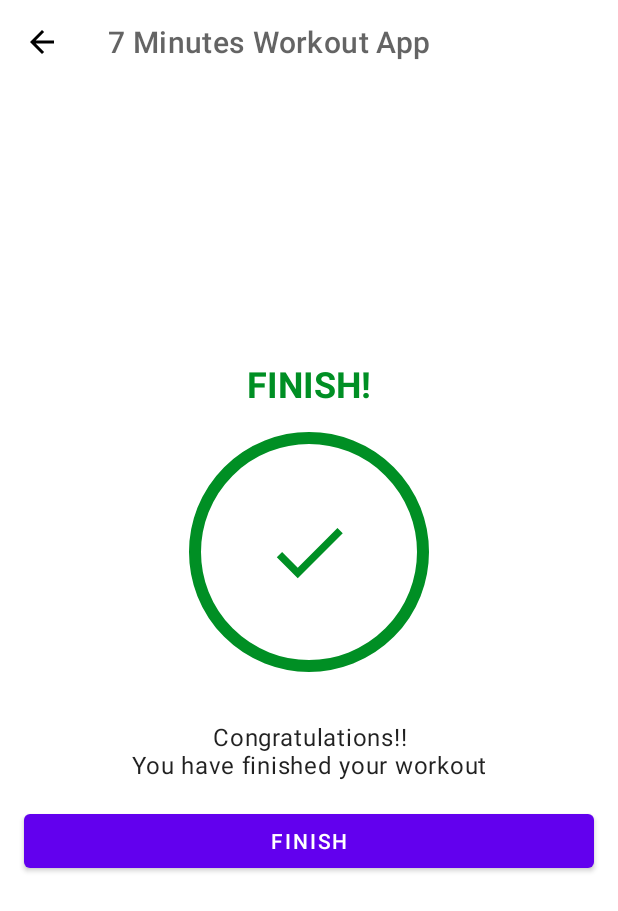
After one commit to budifauzan/7MinutesWorkoutApp, an Android app: the FinishActivity screen opened directly, with no data from a screen before it, on a phone screen of 412 x 824 dp. The commit adds this screen. Shown: the top 911 px of the screen. Run offline under Robolectric (Android 15) with nearby library versions, the phone set to English and light mode, and no system bars.

Commit message:
Added Finish Activity

```diff
--- a/app/src/main/AndroidManifest.xml
+++ b/app/src/main/AndroidManifest.xml
@@ -19,6 +19,13 @@
         android:theme="@style/Theme.7MinutesWorkoutApp"
         tools:targetApi="31">
         <activity
+            android:name=".FinishActivity"
+            android:exported="false">
+            <meta-data
+                android:name="android.app.lib_name"
+                android:value="" />
+        </activity>
+        <activity
             android:name=".ExerciseActivity"
             android:exported="false" />
         <activity
--- a/app/src/main/java/com/example/a7minutesworkoutapp/ExerciseActivity.kt
+++ b/app/src/main/java/com/example/a7minutesworkoutapp/ExerciseActivity.kt
@@ -1,5 +1,6 @@
 package com.example.a7minutesworkoutapp
 
+import android.content.Intent
 import android.media.MediaPlayer
 import android.net.Uri
 import androidx.appcompat.app.AppCompatActivity
@@ -21,8 +22,10 @@ class ExerciseActivity : AppCompatActivity(), TextToSpeech.OnInitListener {
     private var mActivity: ActivityExerciseBinding? = null
 
     private var restTimer: CountDownTimer? = null
+    private var restTimerDuration: Long = 1
     private var restProgress = 0
     private var exerciseTimer: CountDownTimer? = null
+    private var exerciseTimerDuration: Long = 1
     private var exerciseProgress = 0
     private var tts: TextToSpeech? = null
     private var player: MediaPlayer? = null
@@ -58,7 +61,7 @@ class ExerciseActivity : AppCompatActivity(), TextToSpeech.OnInitListener {
     private fun setRestProgressBar() {
         mActivity?.pbActivityExerciseProgressRest?.progress = restProgress
 
-        restTimer = object : CountDownTimer(10000, 1000) {
+        restTimer = object : CountDownTimer(restTimerDuration * 1000, 1000) {
             override fun onTick(p0: Long) {
                 restProgress++
                 mActivity?.pbActivityExerciseProgressRest?.progress = 10 - restProgress
@@ -78,7 +81,7 @@ class ExerciseActivity : AppCompatActivity(), TextToSpeech.OnInitListener {
     private fun setExerciseProgressBar() {
         mActivity?.pbActivityExerciseProgress?.progress = exerciseProgress
 
-        exerciseTimer = object : CountDownTimer(30000, 1000) {
+        exerciseTimer = object : CountDownTimer(exerciseTimerDuration * 1000, 1000) {
             override fun onTick(p0: Long) {
                 exerciseProgress++
                 mActivity?.pbActivityExerciseProgress?.progress = 30 - exerciseProgress
@@ -92,11 +95,9 @@ class ExerciseActivity : AppCompatActivity(), TextToSpeech.OnInitListener {
                     exerciseAdapter?.notifyDataSetChanged()
                     setupRestView()
                 } else {
-                    Snackbar.make(
-                        mActivity!!.root,
-                        "Congratulations, you have completed the 7 minutes workout.",
-                        Snackbar.LENGTH_SHORT
-                    ).show()
+                    finish()
+                    val intent = Intent(this@ExerciseActivity, FinishActivity::class.java)
+                    startActivity(intent)
                 }
             }
 
--- /dev/null
+++ b/app/src/main/java/com/example/a7minutesworkoutapp/FinishActivity.kt
@@ -0,0 +1,33 @@
+package com.example.a7minutesworkoutapp
+
+import androidx.appcompat.app.AppCompatActivity
+import android.os.Bundle
+import android.view.LayoutInflater
+import com.example.a7minutesworkoutapp.databinding.ActivityFinishBinding
+
+class FinishActivity : AppCompatActivity() {
+
+    private var mActivity: ActivityFinishBinding? = null
+
+    override fun onCreate(savedInstanceState: Bundle?) {
+        super.onCreate(savedInstanceState)
+        mActivity = ActivityFinishBinding.inflate(layoutInflater)
+        setContentView(mActivity?.root)
+
+        setToolbar()
+        mActivity?.btnFinish?.setOnClickListener {
+            finish()
+        }
+    }
+
+    private fun setToolbar() {
+        setSupportActionBar(mActivity?.tbToolbar)
+        if (supportActionBar != null) {
+            supportActionBar?.setDisplayHomeAsUpEnabled(true)
+        }
+        mActivity?.tbToolbar?.setNavigationOnClickListener {
+            onBackPressed()
+        }
+    }
+
+}
--- /dev/null
+++ b/app/src/main/res/drawable/ic_baseline_check_24.xml
@@ -0,0 +1,10 @@
+<vector xmlns:android="http://schemas.android.com/apk/res/android"
+    android:width="24dp"
+    android:height="24dp"
+    android:tint="#000000"
+    android:viewportWidth="24"
+    android:viewportHeight="24">
+    <path
+        android:fillColor="@android:color/white"
+        android:pathData="M9,16.17L4.83,12l-1.42,1.41L9,19 21,7l-1.41,-1.41z" />
+</vector>
--- a/app/src/main/res/layout/activity_exercise.xml
+++ b/app/src/main/res/layout/activity_exercise.xml
@@ -177,7 +177,7 @@
     <androidx.recyclerview.widget.RecyclerView
         android:id="@+id/rv_exercise_status"
         android:layout_width="0dp"
-        android:layout_height="32dp"
+        android:layout_height="36dp"
         android:layout_margin="16dp"
         android:background="@color/white"
         app:layout_constraintBottom_toBottomOf="parent"
--- /dev/null
+++ b/app/src/main/res/layout/activity_finish.xml
@@ -0,0 +1,82 @@
+<?xml version="1.0" encoding="utf-8"?>
+<androidx.constraintlayout.widget.ConstraintLayout xmlns:android="http://schemas.android.com/apk/res/android"
+    xmlns:app="http://schemas.android.com/apk/res-auto"
+    xmlns:tools="http://schemas.android.com/tools"
+    android:layout_width="match_parent"
+    android:layout_height="match_parent"
+    tools:context=".FinishActivity">
+
+    <androidx.appcompat.widget.Toolbar
+        android:id="@+id/tbToolbar"
+        android:layout_width="0dp"
+        android:layout_height="?android:attr/actionBarSize"
+        android:background="@color/white"
+        android:theme="@style/ToolbarTheme"
+        app:layout_constraintEnd_toEndOf="parent"
+        app:layout_constraintStart_toStartOf="parent"
+        app:layout_constraintTop_toTopOf="parent"
+        app:titleTextColor="@color/colorPrimary" />
+
+    <TextView
+        android:id="@+id/textView2"
+        style="@style/TextAppearance.MaterialComponents.Headline5"
+        android:layout_width="wrap_content"
+        android:layout_height="wrap_content"
+        android:layout_marginBottom="16dp"
+        android:text="FINISH!"
+        android:textColor="@color/colorAccent"
+        android:textStyle="bold"
+        app:layout_constraintBottom_toTopOf="@+id/imageView4"
+        app:layout_constraintEnd_toEndOf="parent"
+        app:layout_constraintStart_toStartOf="parent"
+        app:layout_constraintTop_toTopOf="@+id/tbToolbar"
+        app:layout_constraintVertical_chainStyle="packed" />
+
+    <TextView
+        android:id="@+id/textView3"
+        style="@style/TextAppearance.MaterialComponents.Body1"
+        android:layout_width="wrap_content"
+        android:layout_height="wrap_content"
+        android:text="Congratulations!!\nYou have finished your workout"
+        android:textAlignment="center"
+        app:layout_constraintBottom_toTopOf="@+id/btnFinish"
+        app:layout_constraintEnd_toEndOf="parent"
+        app:layout_constraintStart_toStartOf="parent"
+        app:layout_constraintTop_toBottomOf="@+id/imageView4" />
+
+    <Button
+        android:id="@+id/btnFinish"
+        android:layout_width="0dp"
+        android:layout_height="wrap_content"
+        android:layout_marginStart="16dp"
+        android:layout_marginTop="16dp"
+        android:layout_marginEnd="16dp"
+        android:text="finish"
+        app:layout_constraintBottom_toBottomOf="parent"
+        app:layout_constraintEnd_toEndOf="parent"
+        app:layout_constraintStart_toStartOf="parent"
+        app:layout_constraintTop_toBottomOf="@+id/textView3" />
+
+    <ImageView
+        android:id="@+id/imageView4"
+        android:layout_width="160dp"
+        android:layout_height="160dp"
+        android:layout_marginBottom="32dp"
+        app:layout_constraintBottom_toTopOf="@+id/textView3"
+        app:layout_constraintEnd_toEndOf="parent"
+        app:layout_constraintStart_toStartOf="parent"
+        app:layout_constraintTop_toBottomOf="@+id/textView2"
+        app:srcCompat="@drawable/item_circular_color_accent_border" />
+
+    <ImageView
+        android:id="@+id/imageView3"
+        android:layout_width="60dp"
+        android:layout_height="60dp"
+        app:tint="@color/colorAccent"
+        app:layout_constraintBottom_toBottomOf="@+id/imageView4"
+        app:layout_constraintEnd_toEndOf="@+id/imageView4"
+        app:layout_constraintStart_toStartOf="@+id/imageView4"
+        app:layout_constraintTop_toTopOf="@+id/imageView4"
+        app:srcCompat="@drawable/ic_baseline_check_24" />
+
+</androidx.constraintlayout.widget.ConstraintLayout>
--- a/app/src/main/res/layout/item_exercise_status.xml
+++ b/app/src/main/res/layout/item_exercise_status.xml
@@ -5,7 +5,7 @@
     style="@style/TextAppearance.MaterialComponents.Body1"
     android:layout_width="32dp"
     android:layout_height="32dp"
-    android:layout_margin="2dp"
+    android:layout_margin="4dp"
     android:background="@drawable/item_circular_color_gray_background"
     android:gravity="center"
     android:padding="4dp"
```
